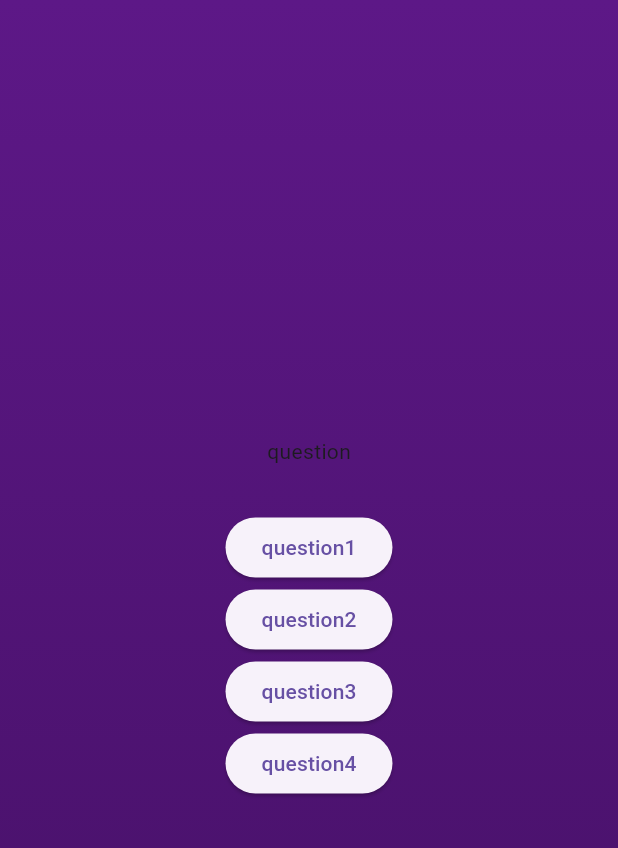
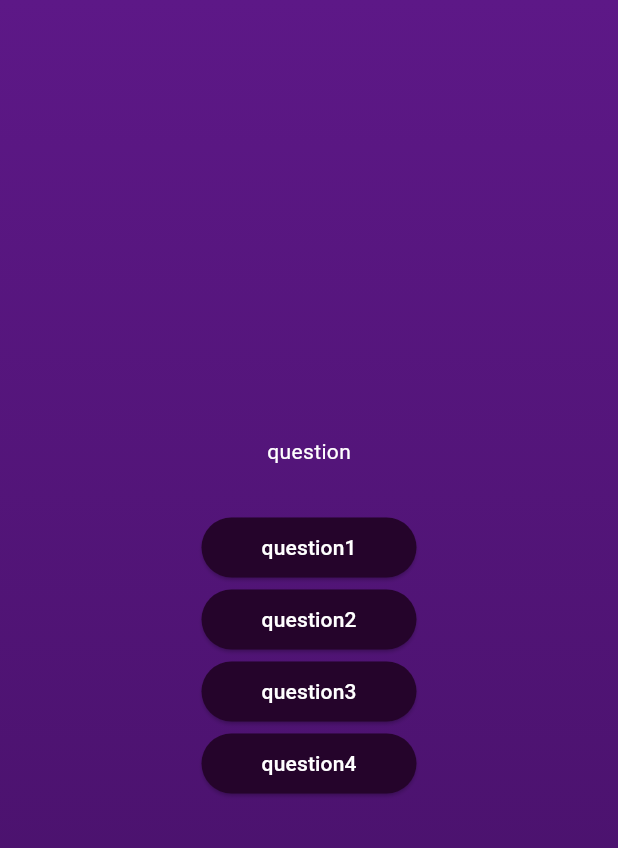
Before and after one commit to ddreambug/flutter_learning-quiz_app, a Flutter app: the screen it shows after launch, after a tap on "Start Quiz", on a phone screen of 412 x 824 dp. Shown: the top 848 px of the screen. Run offline on Flutter 3.47's test engine with Material 3 defaults, Android fonts, the phone set to English and light mode, and no system bars.

Commit message:
adding reusable answer button widget

```diff
--- /dev/null
+++ b/lib/models/answer_button.dart
@@ -0,0 +1,25 @@
+import 'package:flutter/material.dart';
+
+class AnswerButton extends StatelessWidget {
+  const AnswerButton(this.answerText, this.onTap, {super.key});
+
+  final String answerText;
+  final void Function() onTap;
+
+  @override
+  Widget build(context) {
+    return ElevatedButton(
+      onPressed: onTap,
+      style: ElevatedButton.styleFrom(
+          padding: const EdgeInsets.symmetric(
+            vertical: 10,
+            horizontal: 40,
+          ),
+          foregroundColor: const Color.fromARGB(255, 255, 255, 255),
+          backgroundColor: const Color.fromARGB(255, 37, 4, 43),
+          shape:
+              RoundedRectangleBorder(borderRadius: BorderRadius.circular(40))),
+      child: Text(answerText),
+    );
+  }
+}
--- a/lib/question_screen.dart
+++ b/lib/question_screen.dart
@@ -1,4 +1,5 @@
 import 'package:flutter/material.dart';
+import 'package:quiz_app/models/answer_button.dart';
 
 class QuestionScreen extends StatefulWidget {
   const QuestionScreen({super.key});
@@ -16,26 +17,20 @@ class _QuestionScreenState extends State<QuestionScreen> {
     return Column(
       mainAxisAlignment: MainAxisAlignment.center,
       children: [
-        const Text('question'),
+        const Text(
+          'question',
+          style: TextStyle(
+            color: Colors.white,
+          ),
+        ),
         const SizedBox(
           height: 30,
         ),
-        ElevatedButton(
-          onPressed: () {},
-          child: const Text('question1'),
-        ),
-        ElevatedButton(
-          onPressed: () {},
-          child: const Text('question2'),
-        ),
-        ElevatedButton(
-          onPressed: () {},
-          child: const Text('question3'),
-        ),
-        ElevatedButton(
-          onPressed: () {},
-          child: const Text('question4'),
-        ),
+        //next update answer button question and function relevant to question.dart
+        AnswerButton('question1', () {}),
+        AnswerButton('question2', () {}),
+        AnswerButton('question3', () {}),
+        AnswerButton('question4', () {}),
       ],
     );
   }
```
